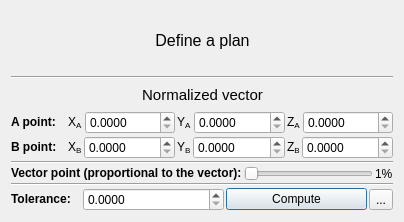
Old version of the form qExametrics/exametricsDialog.ui in the repository CleiK/Exametrics.
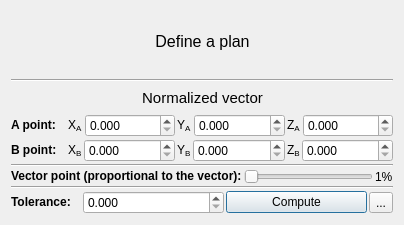
New version of the form. Icons and pictures are not drawn.

Commit message: Plan avec tolérance + placement correct

Diff of the .ui file:
```diff
--- a/qExametrics/exametricsDialog.ui
+++ b/qExametrics/exametricsDialog.ui
@@ -7,7 +7,7 @@
     <x>0</x>
     <y>0</y>
     <width>404</width>
-    <height>222</height>
+    <height>225</height>
    </rect>
   </property>
   <property name="windowTitle">
@@ -172,7 +172,7 @@
           </sizepolicy>
          </property>
          <property name="decimals">
-          <number>4</number>
+          <number>3</number>
          </property>
          <property name="singleStep">
           <double>0.001000000000000</double>
@@ -201,7 +201,7 @@
           </sizepolicy>
          </property>
          <property name="decimals">
-          <number>4</number>
+          <number>3</number>
          </property>
          <property name="singleStep">
           <double>0.001000000000000</double>
@@ -233,7 +233,7 @@
           </sizepolicy>
          </property>
          <property name="decimals">
-          <number>4</number>
+          <number>3</number>
          </property>
          <property name="singleStep">
           <double>0.001000000000000</double>
@@ -291,7 +291,7 @@
           </sizepolicy>
          </property>
          <property name="decimals">
-          <number>4</number>
+          <number>3</number>
          </property>
          <property name="singleStep">
           <double>0.001000000000000</double>
@@ -320,7 +320,7 @@
           </sizepolicy>
          </property>
          <property name="decimals">
-          <number>4</number>
+          <number>3</number>
          </property>
          <property name="singleStep">
           <double>0.001000000000000</double>
@@ -352,7 +352,7 @@
           </sizepolicy>
          </property>
          <property name="decimals">
-          <number>4</number>
+          <number>3</number>
          </property>
          <property name="singleStep">
           <double>0.001000000000000</double>
@@ -451,7 +451,7 @@
        <item>
         <widget class="QDoubleSpinBox" name="toleranceSpb">
          <property name="decimals">
-          <number>4</number>
+          <number>3</number>
          </property>
          <property name="singleStep">
           <double>0.001000000000000</double>
```
The commit also changes 2 other files.
